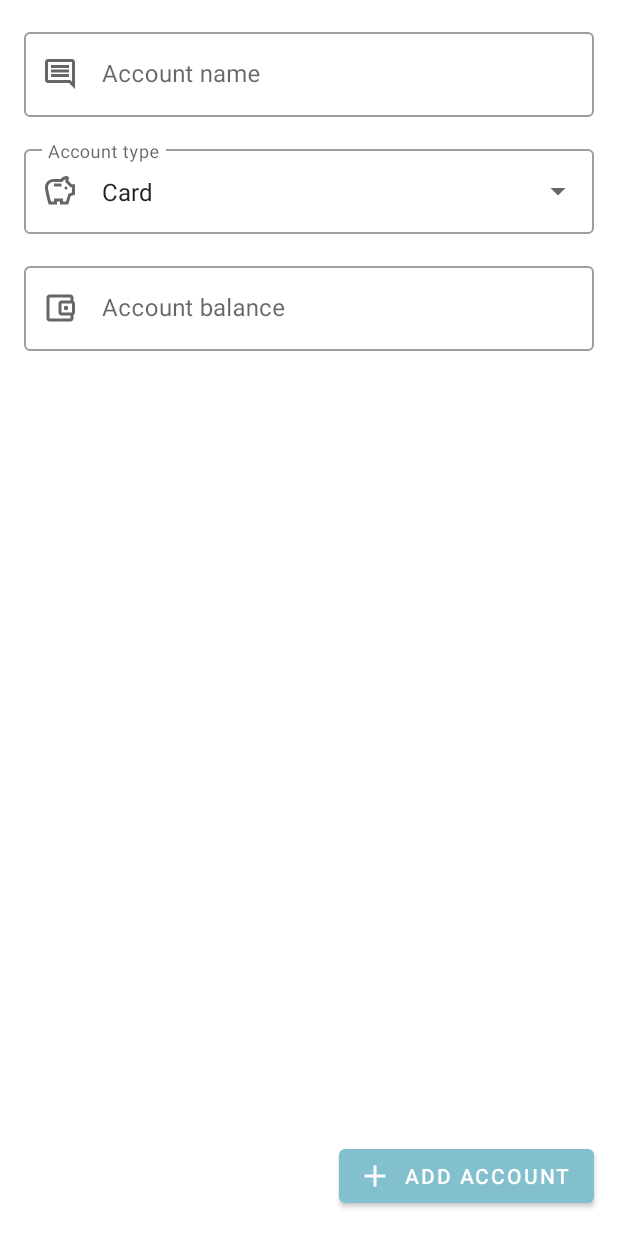
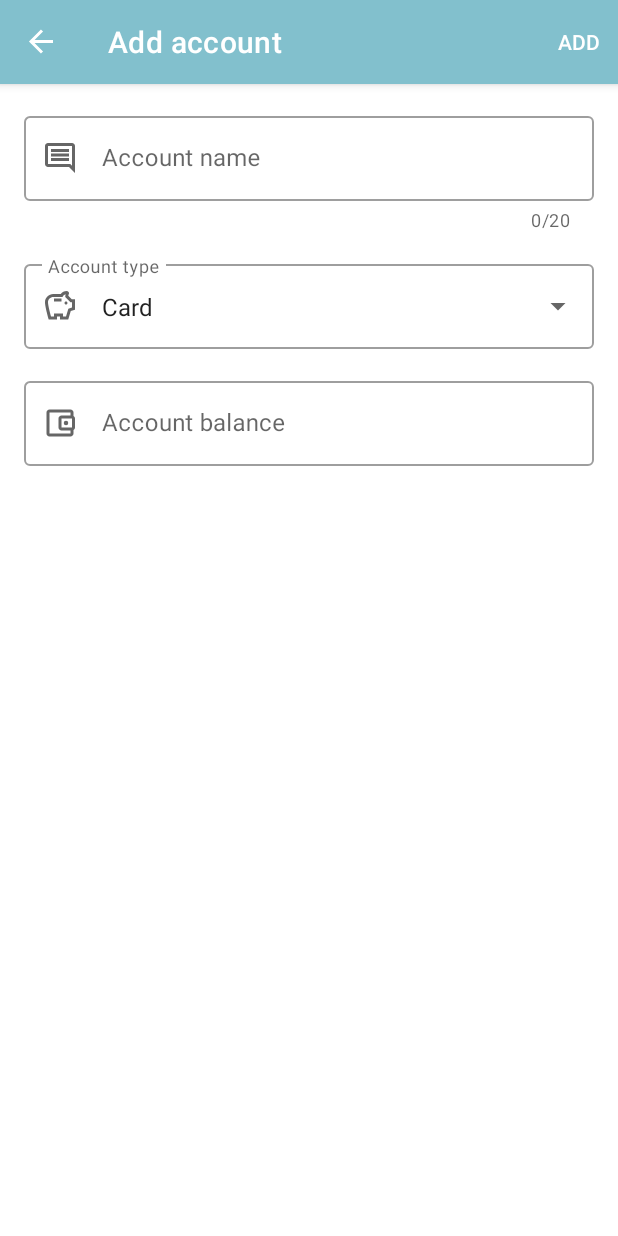
Before and after one commit to HarukeyUA/FinTrack, an Android app: the AddAccountFragment screen opened through its navigation route, on a phone screen of 412 x 824 dp. Run offline under Robolectric (Android 15) with nearby library versions, the phone set to English and light mode, and no system bars; our stand-ins replace Dagger/Hilt's generated code, Room's generated code, navigation-ui, paging; 1 statement that could not run was skipped.

Commit message:
Revamp adding account layout

```diff
--- a/app/src/main/java/com/harukeyua/fintrack/ui/AddMoneyStoreFragment.kt
+++ b/app/src/main/java/com/harukeyua/fintrack/ui/AddAccountFragment.kt
@@ -9,19 +9,21 @@ import android.widget.AutoCompleteTextView
 import androidx.fragment.app.Fragment
 import androidx.fragment.app.viewModels
 import androidx.navigation.fragment.findNavController
-import com.harukeyua.fintrack.viewmodels.AddMoneyStoreViewModel
+import androidx.navigation.ui.AppBarConfiguration
+import androidx.navigation.ui.setupWithNavController
 import com.harukeyua.fintrack.R
 import com.harukeyua.fintrack.currencyInputFilter
 import com.harukeyua.fintrack.data.model.AccountType
-import com.harukeyua.fintrack.databinding.AddMoneyStoreFragmentBinding
+import com.harukeyua.fintrack.databinding.AddAccountFragmentBinding
+import com.harukeyua.fintrack.viewmodels.AddMoneyStoreViewModel
 import dagger.hilt.android.AndroidEntryPoint
 
 
 @AndroidEntryPoint
-class AddMoneyStoreFragment : Fragment() {
+class AddAccountFragment : Fragment() {
 
     private val viewModel: AddMoneyStoreViewModel by viewModels()
-    private var _binding: AddMoneyStoreFragmentBinding? = null
+    private var _binding: AddAccountFragmentBinding? = null
     private val binding get() = _binding!!
 
     override fun onCreateView(
@@ -29,7 +31,10 @@ class AddMoneyStoreFragment : Fragment() {
         container: ViewGroup?,
         savedInstanceState: Bundle?
     ): View {
-        _binding = AddMoneyStoreFragmentBinding.inflate(inflater, container, false)
+        _binding = AddAccountFragmentBinding.inflate(inflater, container, false)
+
+        val appBarConfiguration = AppBarConfiguration(findNavController().graph)
+        binding.topAppBar.setupWithNavController(findNavController(), appBarConfiguration)
 
         setupAutocompleteText()
         subscribe()
@@ -57,7 +62,7 @@ class AddMoneyStoreFragment : Fragment() {
         viewModel.navigateToOverview.observe(viewLifecycleOwner) { event ->
             event.getContentIfNotHandled()?.let {
                 val action =
-                    AddMoneyStoreFragmentDirections.actionAddMoneyStoreFragmentToOverviewFragment()
+                    AddAccountFragmentDirections.actionAddMoneyStoreFragmentToOverviewFragment()
                 findNavController().navigate(action)
             }
         }
@@ -66,7 +71,8 @@ class AddMoneyStoreFragment : Fragment() {
     private fun setupListeners() {
         binding.accountBalanceText.filters = listOf(currencyInputFilter).toTypedArray()
 
-        binding.addButton.setOnClickListener {
+        binding.topAppBar.setOnMenuItemClickListener { menuItem ->
+            if (menuItem.itemId == R.id.add_transaction) {
                 val accountName = binding.accountName.editText?.text.toString()
                 val accountType =
                     when ((binding.accountType.editText as AutoCompleteTextView).text.toString()) {
@@ -76,7 +82,11 @@ class AddMoneyStoreFragment : Fragment() {
                     }
                 val accountBalance = binding.accountBalanceText.text.toString()
                 viewModel.addAccount(accountName, accountType, accountBalance)
+                true
+            } else
+                false
         }
+
     }
 
     override fun onDestroyView() {
--- a/app/src/main/res/layout/add_money_store_fragment.xml
+++ b/app/src/main/res/layout/add_account_fragment.xml
@@ -1,23 +1,36 @@
 <?xml version="1.0" encoding="utf-8"?>
-<androidx.constraintlayout.widget.ConstraintLayout xmlns:android="http://schemas.android.com/apk/res/android"
+<LinearLayout xmlns:android="http://schemas.android.com/apk/res/android"
     xmlns:app="http://schemas.android.com/apk/res-auto"
     xmlns:tools="http://schemas.android.com/tools"
     android:layout_width="match_parent"
     android:layout_height="match_parent"
-    tools:context=".ui.AddMoneyStoreFragment">
+    android:orientation="vertical"
+    tools:context=".ui.AddAccountFragment">
+
+    <com.google.android.material.appbar.AppBarLayout
+        android:layout_width="match_parent"
+        android:layout_height="wrap_content">
+
+        <com.google.android.material.appbar.MaterialToolbar
+            android:id="@+id/topAppBar"
+            style="@style/Widget.MaterialComponents.Toolbar.Primary"
+            android:layout_width="match_parent"
+            android:layout_height="?attr/actionBarSize"
+            app:menu="@menu/add_transaction_menu" />
+
+    </com.google.android.material.appbar.AppBarLayout>
 
     <com.google.android.material.textfield.TextInputLayout
         android:id="@+id/accountName"
         style="@style/Widget.MaterialComponents.TextInputLayout.OutlinedBox"
-        android:layout_width="0dp"
+        android:layout_width="match_parent"
         android:layout_height="wrap_content"
         android:layout_marginStart="@dimen/default_margin"
         android:layout_marginTop="@dimen/default_margin"
         android:layout_marginEnd="@dimen/default_margin"
-        android:hint="Account name"
-        app:layout_constraintEnd_toEndOf="parent"
-        app:layout_constraintStart_toStartOf="parent"
-        app:layout_constraintTop_toTopOf="parent"
+        android:hint="@string/account_name_hint"
+        app:counterEnabled="true"
+        app:counterMaxLength="20"
         app:startIconDrawable="@drawable/ic_comment">
 
         <com.google.android.material.textfield.TextInputEditText
@@ -34,37 +47,33 @@
     <com.google.android.material.textfield.TextInputLayout
         android:id="@+id/accountType"
         style="@style/Widget.MaterialComponents.TextInputLayout.OutlinedBox.ExposedDropdownMenu"
-        android:layout_width="0dp"
+        android:layout_width="match_parent"
         android:layout_height="wrap_content"
         android:layout_marginStart="@dimen/default_margin"
         android:layout_marginTop="@dimen/default_margin"
         android:layout_marginEnd="@dimen/default_margin"
-        android:hint="Account type"
-        app:layout_constraintEnd_toEndOf="parent"
-        app:layout_constraintStart_toStartOf="parent"
-        app:layout_constraintTop_toBottomOf="@id/accountName"
+        android:hint="@string/account_type_hint"
         app:startIconDrawable="@drawable/ic_savings">
 
         <AutoCompleteTextView
             android:layout_width="match_parent"
             android:layout_height="wrap_content"
-            android:inputType="none" />
+            android:inputType="none"
+            tools:ignore="LabelFor" />
 
     </com.google.android.material.textfield.TextInputLayout>
 
     <com.google.android.material.textfield.TextInputLayout
         android:id="@+id/accountBalance"
         style="@style/Widget.MaterialComponents.TextInputLayout.OutlinedBox"
-        android:layout_width="0dp"
+        android:layout_width="match_parent"
         android:layout_height="wrap_content"
         android:layout_marginStart="@dimen/default_margin"
         android:layout_marginTop="@dimen/default_margin"
         android:layout_marginEnd="@dimen/default_margin"
-        android:hint="Account balance"
-        app:layout_constraintEnd_toEndOf="parent"
-        app:layout_constraintStart_toStartOf="parent"
-        app:layout_constraintTop_toBottomOf="@id/accountType"
-        app:startIconDrawable="@drawable/ic_wallet">
+        android:hint="@string/account_balance_hint"
+        app:startIconDrawable="@drawable/ic_wallet"
+        app:suffixText="UAH">
 
         <com.google.android.material.textfield.TextInputEditText
             android:id="@+id/accountBalanceText"
@@ -74,16 +83,4 @@
 
     </com.google.android.material.textfield.TextInputLayout>
 
-    <Button
-        android:id="@+id/addButton"
-        style="@style/Widget.MaterialComponents.Button.Icon"
-        android:layout_width="wrap_content"
-        android:layout_height="wrap_content"
-        android:layout_marginEnd="@dimen/default_margin"
-        android:layout_marginBottom="@dimen/default_margin"
-        android:text="Add account"
-        app:icon="@drawable/ic_add"
-        app:layout_constraintBottom_toBottomOf="parent"
-        app:layout_constraintEnd_toEndOf="parent" />
-
-</androidx.constraintlayout.widget.ConstraintLayout>
+</LinearLayout>
--- a/app/src/main/res/navigation/nav_graph.xml
+++ b/app/src/main/res/navigation/nav_graph.xml
@@ -19,9 +19,9 @@
     </fragment>
     <fragment
         android:id="@+id/addMoneyStoreFragment"
-        android:name="com.harukeyua.fintrack.ui.AddMoneyStoreFragment"
-        android:label="add_money_store_fragment"
-        tools:layout="@layout/add_money_store_fragment" >
+        android:name="com.harukeyua.fintrack.ui.AddAccountFragment"
+        android:label="@string/add_account_title"
+        tools:layout="@layout/add_account_fragment" >
         <action
             android:id="@+id/action_addMoneyStoreFragment_to_overviewFragment"
             app:destination="@id/overviewFragment" />
--- a/app/src/main/res/values/strings.xml
+++ b/app/src/main/res/values/strings.xml
@@ -25,4 +25,8 @@
     <string name="insufficient_error_title">Low balance</string>
     <string name="category_name">Category name</string>
     <string name="add_transaction_button">Add transaction</string>
+    <string name="add_account_title">Add account</string>
+    <string name="account_name_hint">Account name</string>
+    <string name="account_type_hint">Account type</string>
+    <string name="account_balance_hint">Account balance</string>
 </resources>
```
Lines whose indentation alone changed are shown as unchanged.
